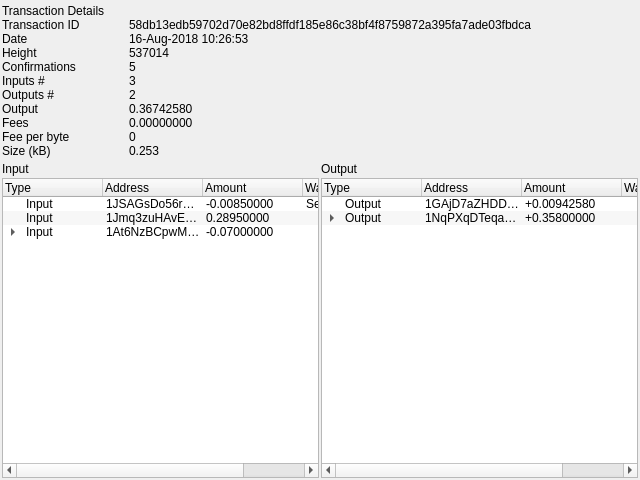
The window that BlockSettleUILib/TransactionDetailsWidget.ui (BlockSettle/terminal) describes before a commit, drawn with Qt 5.
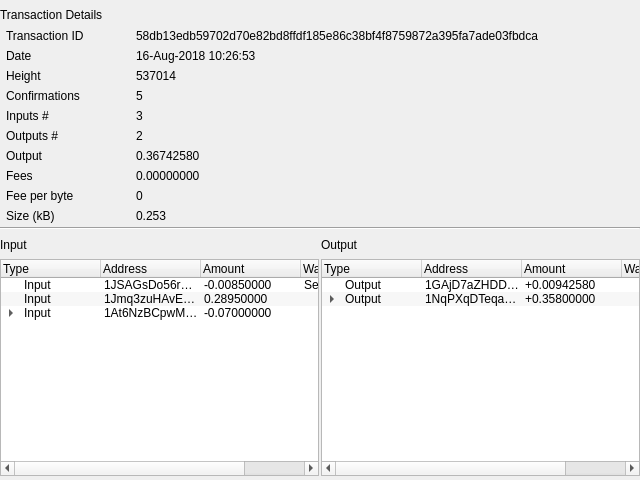
The same window after the commit.

Commit message: Another update on the styling of TransactionDetailsWidget.ui and AddressDetailsWidget.ui

Patch:
```diff
--- a/BlockSettleUILib/TransactionDetailsWidget.ui
+++ b/BlockSettleUILib/TransactionDetailsWidget.ui
@@ -15,22 +15,28 @@
   </property>
   <layout class="QVBoxLayout" name="verticalLayout_2" stretch="0">
    <property name="spacing">
-    <number>2</number>
+    <number>0</number>
    </property>
    <property name="leftMargin">
-    <number>2</number>
+    <number>0</number>
    </property>
    <property name="topMargin">
-    <number>2</number>
+    <number>0</number>
    </property>
    <property name="rightMargin">
-    <number>2</number>
+    <number>0</number>
    </property>
    <property name="bottomMargin">
-    <number>2</number>
+    <number>0</number>
    </property>
    <item>
     <layout class="QVBoxLayout" name="verticalLayout">
+     <property name="topMargin">
+      <number>2</number>
+     </property>
+     <property name="bottomMargin">
+      <number>2</number>
+     </property>
      <item>
       <widget class="QFrame" name="gridFrame">
        <property name="darkFrame" stdset="0">
@@ -44,38 +50,115 @@
          <number>0</number>
         </property>
         <property name="topMargin">
-         <number>2</number>
+         <number>0</number>
         </property>
         <property name="rightMargin">
          <number>0</number>
         </property>
         <property name="bottomMargin">
-         <number>2</number>
+         <number>0</number>
         </property>
         <item>
+         <widget class="QFrame" name="horizontalFrame1">
+          <property name="minimumSize">
+           <size>
+            <width>0</width>
+            <height>25</height>
+           </size>
+          </property>
+          <property name="headerPanel" stdset="0">
+           <bool>true</bool>
+          </property>
+          <layout class="QHBoxLayout" name="horizontalLayout_2">
+           <property name="spacing">
+            <number>5</number>
+           </property>
+           <property name="leftMargin">
+            <number>0</number>
+           </property>
+           <property name="topMargin">
+            <number>0</number>
+           </property>
+           <property name="rightMargin">
+            <number>0</number>
+           </property>
+           <property name="bottomMargin">
+            <number>0</number>
+           </property>
+           <item>
+            <widget class="QLabel" name="label">
+             <property name="text">
+              <string>Transaction Details</string>
+             </property>
+             <property name="headerLabel" stdset="0">
+              <bool>true</bool>
+             </property>
+            </widget>
+           </item>
+          </layout>
+         </widget>
+        </item>
+        <item>
+         <widget class="QFrame" name="gridFrame12">
+          <property name="darkFrame" stdset="0">
+           <bool>true</bool>
+          </property>
          <layout class="QGridLayout" name="gridLayout_2" columnstretch="2,8">
+           <property name="leftMargin">
+            <number>6</number>
+           </property>
+           <property name="topMargin">
+            <number>2</number>
+           </property>
+           <property name="rightMargin">
+            <number>6</number>
+           </property>
+           <property name="bottomMargin">
+            <number>4</number>
+           </property>
           <item row="7" column="0">
+            <widget class="QLabel" name="label_11">
+             <property name="text">
+              <string>Confirmations</string>
+             </property>
+            </widget>
+           </item>
+           <item row="6" column="1">
+            <widget class="QLabel" name="tranHeight">
+             <property name="text">
+              <string>537014</string>
+             </property>
+            </widget>
+           </item>
+           <item row="13" column="0">
+            <widget class="QLabel" name="label_7">
+             <property name="text">
+              <string>Size (kB)</string>
+             </property>
+            </widget>
+           </item>
+           <item row="8" column="0">
            <widget class="QLabel" name="label_13">
             <property name="text">
              <string>Inputs #</string>
             </property>
            </widget>
           </item>
-          <item row="11" column="0">
+           <item row="12" column="0">
            <widget class="QLabel" name="label_10">
             <property name="text">
              <string>Fee per byte</string>
             </property>
            </widget>
           </item>
-          <item row="11" column="1">
+           <item row="12" column="1">
            <widget class="QLabel" name="tranFeePerByte">
             <property name="text">
              <string>0</string>
             </property>
            </widget>
           </item>
-          <item row="6" column="1">
+           <item row="7" column="1">
            <widget class="QLabel" name="tranConfirmations">
             <property name="text">
              <string>5</string>
@@ -83,127 +166,107 @@
            </widget>
           </item>
           <item row="6" column="0">
-           <widget class="QLabel" name="label_11">
-            <property name="text">
-             <string>Confirmations</string>
-            </property>
-           </widget>
-          </item>
-          <item row="5" column="1">
-           <widget class="QLabel" name="tranHeight">
-            <property name="text">
-             <string>537014</string>
-            </property>
-           </widget>
-          </item>
-          <item row="12" column="0">
-           <widget class="QLabel" name="label_7">
-            <property name="text">
-             <string>Size (kB)</string>
-            </property>
-           </widget>
-          </item>
-          <item row="5" column="0">
            <widget class="QLabel" name="label_9">
             <property name="text">
              <string>Height</string>
             </property>
            </widget>
           </item>
-          <item row="7" column="1">
+           <item row="8" column="1">
            <widget class="QLabel" name="tranNumInputs">
             <property name="text">
              <string>3</string>
             </property>
            </widget>
           </item>
-          <item row="4" column="0">
+           <item row="5" column="0">
            <widget class="QLabel" name="label_8">
             <property name="text">
              <string>Date</string>
             </property>
            </widget>
           </item>
-          <item row="3" column="0">
+           <item row="4" column="0">
            <widget class="QLabel" name="label_6">
             <property name="text">
              <string>Transaction ID</string>
             </property>
            </widget>
           </item>
-          <item row="9" column="0">
+           <item row="10" column="0">
            <widget class="QLabel" name="label_15">
             <property name="text">
              <string>Output</string>
             </property>
            </widget>
           </item>
-          <item row="8" column="0">
+           <item row="9" column="0">
            <widget class="QLabel" name="label_12">
             <property name="text">
              <string>Outputs #</string>
             </property>
            </widget>
           </item>
-          <item row="9" column="1">
+           <item row="10" column="1">
            <widget class="QLabel" name="tranOutput">
             <property name="text">
              <string>0.36742580</string>
             </property>
            </widget>
           </item>
-          <item row="12" column="1">
+           <item row="13" column="1">
            <widget class="QLabel" name="tranSize">
             <property name="text">
              <string>0.253</string>
             </property>
            </widget>
           </item>
-          <item row="10" column="1">
+           <item row="11" column="1">
            <widget class="QLabel" name="tranFees">
             <property name="text">
              <string>0.00000000</string>
             </property>
            </widget>
           </item>
-          <item row="8" column="1">
+           <item row="9" column="1">
            <widget class="QLabel" name="tranNumOutputs">
             <property name="text">
              <string>2</string>
             </property>
            </widget>
           </item>
-          <item row="4" column="1">
+           <item row="5" column="1">
            <widget class="QLabel" name="tranDate">
             <property name="text">
              <string>16-Aug-2018 10:26:53</string>
             </property>
            </widget>
           </item>
-          <item row="3" column="1">
+           <item row="4" column="1">
            <widget class="QLabel" name="tranID">
             <property name="text">
              <string>58db13edb59702d70e82bd8ffdf185e86c38bf4f8759872a395fa7ade03fbdca</string>
             </property>
            </widget>
           </item>
-          <item row="10" column="0">
+           <item row="11" column="0">
            <widget class="QLabel" name="label_14">
             <property name="text">
              <string>Fees</string>
             </property>
            </widget>
           </item>
-          <item row="2" column="0">
-           <widget class="QLabel" name="label">
-            <property name="text">
-             <string>Transaction Details</string>
-            </property>
-           </widget>
-          </item>
-         </layout>
-        </item>
-       </layout>
+          </layout>
+         </widget>
+        </item>
+       </layout>
+      </widget>
+     </item>
+     <item>
+      <widget class="Line" name="line">
+       <property name="orientation">
+        <enum>Qt::Horizontal</enum>
+       </property>
       </widget>
      </item>
      <item>
@@ -219,21 +282,54 @@
          <number>0</number>
         </property>
         <property name="topMargin">
-         <number>0</number>
+         <number>2</number>
         </property>
         <property name="rightMargin">
          <number>0</number>
         </property>
         <property name="bottomMargin">
-         <number>0</number>
+         <number>2</number>
         </property>
         <item>
          <layout class="QVBoxLayout" name="verticalLayout_4">
           <item>
+           <widget class="QFrame" name="horizontalFrame">
+            <property name="minimumSize">
+             <size>
+              <width>0</width>
+              <height>25</height>
+             </size>
+            </property>
+            <property name="headerPanel" stdset="0">
+             <bool>true</bool>
+            </property>
+            <layout class="QHBoxLayout" name="horizontalLayout_3">
+             <property name="spacing">
+              <number>5</number>
+             </property>
+             <property name="leftMargin">
+              <number>0</number>
+             </property>
+             <property name="topMargin">
+              <number>0</number>
+             </property>
+             <property name="rightMargin">
+              <number>0</number>
+             </property>
+             <property name="bottomMargin">
+              <number>0</number>
+             </property>
+             <item>
            <widget class="QLabel" name="label_3">
             <property name="text">
              <string>Input</string>
             </property>
+               <property name="headerLabel" stdset="0">
+                <bool>true</bool>
+               </property>
+              </widget>
+             </item>
+            </layout>
            </widget>
           </item>
           <item>
@@ -321,10 +417,43 @@
         <item>
          <layout class="QVBoxLayout" name="verticalLayout_3">
           <item>
+           <widget class="QFrame" name="horizontalFrame">
+            <property name="minimumSize">
+             <size>
+              <width>0</width>
+              <height>25</height>
+             </size>
+            </property>
+            <property name="headerPanel" stdset="0">
+             <bool>true</bool>
+            </property>
+            <layout class="QHBoxLayout" name="horizontalLayout_4">
+             <property name="spacing">
+              <number>5</number>
+             </property>
+             <property name="leftMargin">
+              <number>0</number>
+             </property>
+             <property name="topMargin">
+              <number>0</number>
+             </property>
+             <property name="rightMargin">
+              <number>0</number>
+             </property>
+             <property name="bottomMargin">
+              <number>0</number>
+             </property>
+             <item>
            <widget class="QLabel" name="label_2">
             <property name="text">
              <string>Output</string>
             </property>
+               <property name="headerLabel" stdset="0">
+                <bool>true</bool>
+               </property>
+              </widget>
+             </item>
+            </layout>
            </widget>
           </item>
           <item>
```
Left out of the diff: 3 changed lines with no effect on the pictures. Lines whose indentation alone changed are shown as unchanged. The commit also changes 3 other files.
